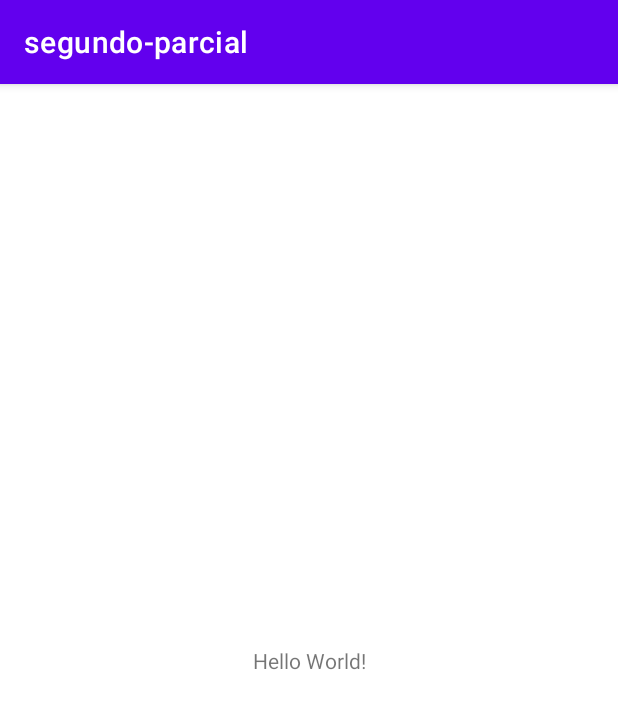
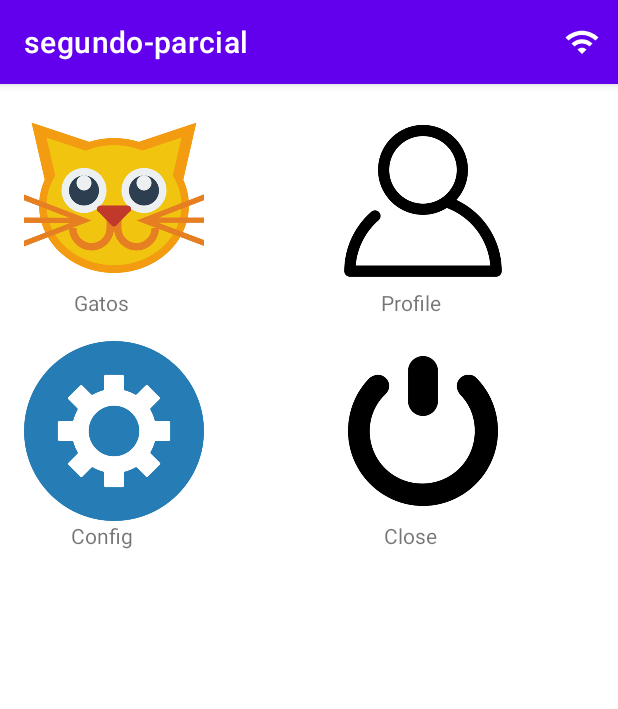
Before and after one commit to IvanHam20/segundo-parcial, an Android app: the screen it shows after launch (MainActivity before the commit, ListaOpcionesActivity after it), on a phone screen of 412 x 824 dp. Shown: the top 709 px of the screen. Run offline under Robolectric (Android 15) with nearby library versions, the phone set to English and light mode, and no system bars.

Commit message:
Second Commit

```diff
--- a/app/build.gradle
+++ b/app/build.gradle
@@ -5,12 +5,12 @@ plugins {
 
 android {
     namespace 'edu.iest.segundo_parcial'
-    compileSdk 32
+    compileSdk 33
 
     defaultConfig {
         applicationId "edu.iest.segundo_parcial"
         minSdk 25
-        targetSdk 32
+        targetSdk 33
         versionCode 1
         versionName "1.0"
 
--- /dev/null
+++ b/app/src/main/java/edu/iest/segundo_parcial/ListaOpcionesActivity.kt
@@ -0,0 +1,69 @@
+package edu.iest.segundo_parcial
+
+import android.content.Context
+import android.net.ConnectivityManager
+import android.net.NetworkInfo
+import androidx.appcompat.app.AppCompatActivity
+import android.os.Bundle
+import android.view.Menu
+import android.view.MenuItem
+import android.widget.Toast
+import androidx.recyclerview.widget.GridLayoutManager
+import androidx.recyclerview.widget.RecyclerView
+import edu.iest.segundo_parcial.adapters.OpcionAdapter
+import edu.iest.segundo_parcial.models.FakerOpcion
+
+class ListaOpcionesActivity : AppCompatActivity() {
+
+    private var cantidadColumnas = 2
+    private var orientacion = GridLayoutManager.VERTICAL
+    private lateinit var administradorDeLayouts: GridLayoutManager
+    private lateinit var recycler: RecyclerView
+
+    override fun onCreate(savedInstanceState: Bundle?) {
+        super.onCreate(savedInstanceState)
+        setContentView(R.layout.activity_lista_opciones)
+
+        val opciones = FakerOpcion().getOpciones()
+        recycler = findViewById<RecyclerView>(R.id.recyclerOpciones)
+
+        administradorDeLayouts = GridLayoutManager(this, cantidadColumnas, orientacion, false)
+        recycler.layoutManager = administradorDeLayouts
+        recycler.adapter = OpcionAdapter(opciones, this)
+    }
+
+    private fun actualizarLayout() {
+        administradorDeLayouts = GridLayoutManager(this, cantidadColumnas, orientacion, false)
+        recycler.layoutManager = administradorDeLayouts
+    }
+
+    fun connectToInternet(): Boolean {
+        val cm = getSystemService(Context.CONNECTIVITY_SERVICE) as ConnectivityManager
+        val activeNetwork: NetworkInfo? = cm.activeNetworkInfo
+        val isConnected: Boolean = activeNetwork?.isConnectedOrConnecting == true
+        if (activeNetwork != null && activeNetwork.isConnected) {
+            // Hay conexión a internet
+            Toast.makeText(this, "Hay conexión a internet", Toast.LENGTH_SHORT).show()
+        } else {
+            // No hay conexión a internet
+            Toast.makeText(this, "No hay conexión a internet", Toast.LENGTH_SHORT).show()
+        }
+        return isConnected
+    }
+
+
+    override fun onCreateOptionsMenu(menu: Menu?): Boolean {
+        menuInflater.inflate(R.menu.menu, menu)
+        return super.onCreateOptionsMenu(menu)
+    }
+
+    override fun onOptionsItemSelected(item: MenuItem): Boolean {
+        return when (item.itemId) {
+            R.id.optionMenu -> {
+                connectToInternet()
+                true
+            }
+            else -> super.onOptionsItemSelected(item)
+        }
+    }
+}
--- a/app/src/main/java/edu/iest/segundo_parcial/MainActivity.kt
+++ b/app/src/main/java/edu/iest/segundo_parcial/MainActivity.kt
@@ -2,6 +2,7 @@ package edu.iest.segundo_parcial
 
 import androidx.appcompat.app.AppCompatActivity
 import android.os.Bundle
+import android.view.Menu
 
 class MainActivity : AppCompatActivity() {
     override fun onCreate(savedInstanceState: Bundle?) {
--- /dev/null
+++ b/app/src/main/java/edu/iest/segundo_parcial/adapters/OpcionAdapter.kt
@@ -0,0 +1,67 @@
+package edu.iest.segundo_parcial.adapters
+
+import android.content.Context
+import android.content.Intent
+import android.view.LayoutInflater
+import android.view.View
+import android.view.ViewGroup
+import android.widget.ImageView
+import android.widget.TextView
+import androidx.appcompat.app.AppCompatActivity
+import androidx.recyclerview.widget.RecyclerView
+import edu.iest.segundo_parcial.FormActivity
+import edu.iest.segundo_parcial.MainActivity
+import edu.iest.segundo_parcial.R
+import edu.iest.segundo_parcial.models.Opcion
+
+class OpcionAdapter(opciones: ArrayList<Opcion>, context: Context) : RecyclerView.Adapter<OpcionAdapter.ContenedorDeVista>() {
+
+    var inner_opciones: ArrayList<Opcion> = opciones
+    var inner_context: Context = context
+
+    inner class ContenedorDeVista(view: View) :
+        RecyclerView.ViewHolder(view), View.OnClickListener {
+        //aqui haremos el inflate del layout
+        val tvOpcion: TextView
+        val ivFoto: ImageView
+
+        init {
+            //Define click listener for the ViewHolder's View.
+            tvOpcion = view.findViewById(R.id.tvOpcion)
+            ivFoto = view.findViewById(R.id.ivFoto)
+            ivFoto.setOnClickListener(this)
+        }
+
+        override fun onClick(p0: View?) {
+            if (adapterPosition >= 0) {
+                //Necesario usar contexto
+                val miSharedPreferences = inner_context.getSharedPreferences("PERSISTENCIA",
+                    AppCompatActivity.MODE_PRIVATE
+                )
+
+                val opcion: Opcion = inner_opciones.get(adapterPosition)
+                if (opcion.id == 2) {
+                    val i = Intent(inner_context, FormActivity::class.java)
+                    inner_context.startActivity(i)
+                } else if (opcion.id == 4) {
+                    System.exit(0);
+                }
+            }
+        }
+    }
+
+    override fun onCreateViewHolder(parent: ViewGroup, viewType: Int): ContenedorDeVista {
+        val view = LayoutInflater.from(parent.context).inflate(R.layout.activity_main, parent, false)
+        return ContenedorDeVista(view)
+    }
+
+    override fun onBindViewHolder(holder: ContenedorDeVista, position: Int) {
+        val opcion: Opcion = inner_opciones.get(position)
+        holder.tvOpcion.text = opcion.nombre
+        holder.ivFoto.setImageResource(opcion.imagen)
+    }
+
+    override fun getItemCount(): Int {
+        return inner_opciones.size
+    }
+}
--- /dev/null
+++ b/app/src/main/java/edu/iest/segundo_parcial/models/FakerOpcion.kt
@@ -0,0 +1,19 @@
+package edu.iest.segundo_parcial.models
+
+import edu.iest.segundo_parcial.R
+import edu.iest.segundo_parcial.models.Opcion
+
+class FakerOpcion {
+
+    fun getOpciones() : ArrayList<Opcion>{
+        val opciones : ArrayList<Opcion> = arrayListOf<Opcion>()
+
+        val opcion = Opcion(1,"Gatos", R.drawable.cat)
+        opciones.add(opcion)//1
+        opciones.add(Opcion(2,"Profile", R.drawable.profile))
+        opciones.add(Opcion(3,"Config", R.drawable.config))
+        opciones.add(Opcion(4,"Close", R.drawable.close))
+
+        return opciones
+    }
+}
--- /dev/null
+++ b/app/src/main/java/edu/iest/segundo_parcial/models/Opcion.kt
@@ -0,0 +1,7 @@
+package edu.iest.segundo_parcial.models
+
+data class Opcion(
+    var id: Int,
+    var nombre: String,
+    var imagen: Int,
+)
--- /dev/null
+++ b/app/src/main/res/drawable/baseline_keyboard_return_24.xml
@@ -0,0 +1,5 @@
+<vector android:height="24dp" android:tint="#151515"
+    android:viewportHeight="24" android:viewportWidth="24"
+    android:width="24dp" xmlns:android="http://schemas.android.com/apk/res/android">
+    <path android:fillColor="@android:color/white" android:pathData="M19,7v4H5.83l3.58,-3.59L8,6l-6,6 6,6 1.41,-1.41L5.83,13H21V7z"/>
+</vector>
--- /dev/null
+++ b/app/src/main/res/drawable/baseline_save_24.xml
@@ -0,0 +1,5 @@
+<vector android:height="24dp" android:tint="#151515"
+    android:viewportHeight="24" android:viewportWidth="24"
+    android:width="24dp" xmlns:android="http://schemas.android.com/apk/res/android">
+    <path android:fillColor="@android:color/white" android:pathData="M17,3L5,3c-1.11,0 -2,0.9 -2,2v14c0,1.1 0.89,2 2,2h14c1.1,0 2,-0.9 2,-2L21,7l-4,-4zM12,19c-1.66,0 -3,-1.34 -3,-3s1.34,-3 3,-3 3,1.34 3,3 -1.34,3 -3,3zM15,9L5,9L5,5h10v4z"/>
+</vector>
--- /dev/null
+++ b/app/src/main/res/drawable/baseline_wifi_24.xml
@@ -0,0 +1,5 @@
+<vector android:height="24dp" android:tint="#FFFFFF"
+    android:viewportHeight="24" android:viewportWidth="24"
+    android:width="24dp" xmlns:android="http://schemas.android.com/apk/res/android">
+    <path android:fillColor="@android:color/white" android:pathData="M1,9l2,2c4.97,-4.97 13.03,-4.97 18,0l2,-2C16.93,2.93 7.08,2.93 1,9zM9,17l3,3 3,-3c-1.65,-1.66 -4.34,-1.66 -6,0zM5,13l2,2c2.76,-2.76 7.24,-2.76 10,0l2,-2C15.14,9.14 8.87,9.14 5,13z"/>
+</vector>
--- /dev/null
+++ b/app/src/main/res/layout/activity_lista_opciones.xml
@@ -0,0 +1,16 @@
+<?xml version="1.0" encoding="utf-8"?>
+<LinearLayout xmlns:android="http://schemas.android.com/apk/res/android"
+    xmlns:app="http://schemas.android.com/apk/res-auto"
+    xmlns:tools="http://schemas.android.com/tools"
+    android:layout_width="match_parent"
+    android:layout_height="wrap_content"
+    tools:context=".ListaOpcionesActivity"
+    android:orientation="vertical">
+
+    <androidx.recyclerview.widget.RecyclerView
+        android:id="@+id/recyclerOpciones"
+        android:layout_width="match_parent"
+        android:layout_height="wrap_content"
+        tools:listitem="@layout/activity_main" />
+
+</LinearLayout>
--- a/app/src/main/res/layout/activity_main.xml
+++ b/app/src/main/res/layout/activity_main.xml
@@ -1,18 +1,30 @@
 <?xml version="1.0" encoding="utf-8"?>
-<androidx.constraintlayout.widget.ConstraintLayout xmlns:android="http://schemas.android.com/apk/res/android"
+<LinearLayout xmlns:android="http://schemas.android.com/apk/res/android"
     xmlns:app="http://schemas.android.com/apk/res-auto"
     xmlns:tools="http://schemas.android.com/tools"
-    android:layout_width="match_parent"
-    android:layout_height="match_parent"
+    android:orientation="vertical"
+    android:layout_width="wrap_content"
+    android:layout_height="wrap_content"
     tools:context=".MainActivity">
 
+    <ImageView
+        android:id="@+id/ivFoto"
+        android:layout_width="120dp"
+        android:layout_height="120dp"
+        android:layout_marginStart="16dp"
+        android:layout_marginTop="16dp"
+        app:layout_constraintStart_toStartOf="parent"
+        app:layout_constraintTop_toTopOf="parent"
+        app:srcCompat="@drawable/cat" />
+
     <TextView
+        android:id="@+id/tvOpcion"
         android:layout_width="wrap_content"
         android:layout_height="wrap_content"
-        android:text="Hello World!"
-        app:layout_constraintBottom_toBottomOf="parent"
-        app:layout_constraintEnd_toEndOf="parent"
-        app:layout_constraintStart_toStartOf="parent"
-        app:layout_constraintTop_toTopOf="parent" />
+        android:text="Gatos"
+        android:layout_gravity="center"
+        app:layout_constraintEnd_toEndOf="@+id/ivFoto"
+        app:layout_constraintStart_toStartOf="@+id/ivFoto"
+        app:layout_constraintTop_toBottomOf="@+id/ivFoto" />
 
-</androidx.constraintlayout.widget.ConstraintLayout>
+</LinearLayout>
--- /dev/null
+++ b/app/src/main/res/menu/menu.xml
@@ -0,0 +1,10 @@
+<?xml version="1.0" encoding="utf-8"?>
+<menu xmlns:android="http://schemas.android.com/apk/res/android"
+    xmlns:app="http://schemas.android.com/apk/res-auto">
+
+        <item
+            android:id="@+id/optionMenu"
+            android:title="barra"
+            android:icon="@drawable/baseline_wifi_24"
+            app:showAsAction="always"/>
+</menu>
```
Also changed, not shown: app/src/main/AndroidManifest.xml (+16 -1 lines), app/src/main/java/edu/iest/segundo_parcial/FormActivity.kt (added, +104 -0 lines), app/src/main/res/layout/activity_form.xml (added, +51 -0 lines), app/src/main/res/drawable/cat.png (added), app/src/main/res/drawable/close.png (added), app/src/main/res/drawable/config.png (added), app/src/main/res/drawable/profile.png (added), 1 other file.
